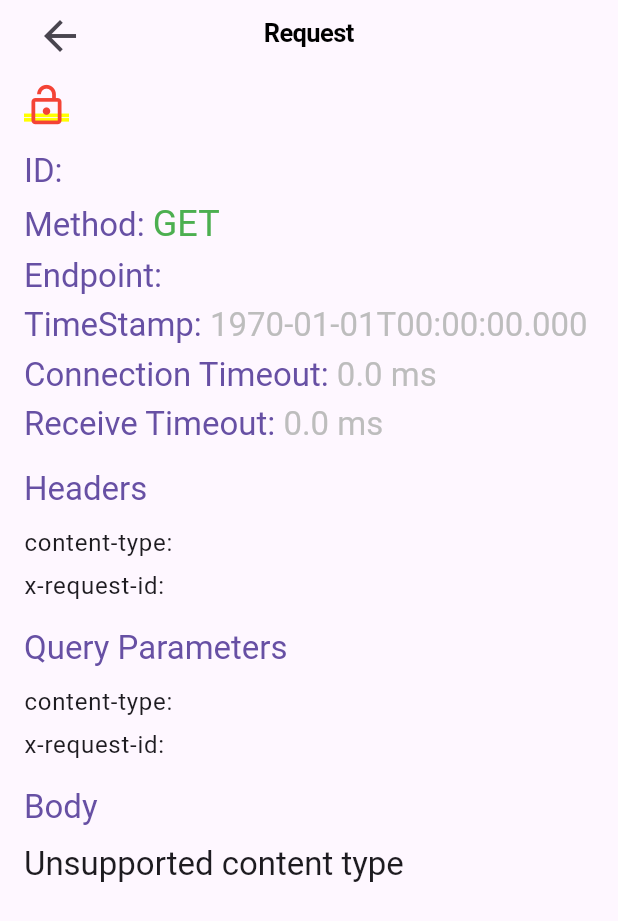
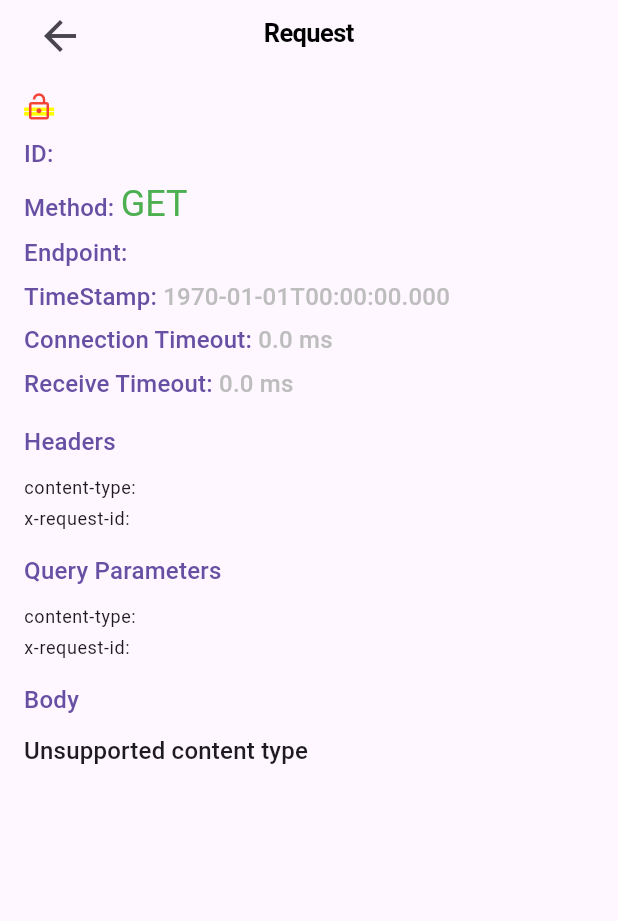
Before and after one commit to injil-kz/beacon, a Flutter app: the RequestView screen opened directly with empty values, on a phone screen of 412 x 824 dp. Shown: the top 921 px of the screen. Run offline on Flutter 3.47's test engine with Material 3 defaults, Android fonts, the phone set to English and light mode, and no system bars; our stand-ins replace auto_route, dio.

```diff
--- a/example/lib/UI/home_screen.dart
+++ b/example/lib/UI/home_screen.dart
@@ -34,7 +34,7 @@ class HomeScreen extends StatelessWidget {
               onPressed: () {
                 Navigator.of(context).push(
                   CupertinoPageRoute(
-                    builder: (_) => BeaconScreen(),
+                    builder: (_) => BeaconScreeen(),
                   ),
                 );
               },
--- a/packages/beacon/lib/beacon.dart
+++ b/packages/beacon/lib/beacon.dart
@@ -1,3 +1,4 @@
-export 'src/config/beacon_configuration.dart';
+export 'src/config/default_beacon_configuration.dart';
 export 'src/domain/models/index.dart';
+export 'src/domain/beacon_configuration.dart';
 export 'src/presentation/beacon_screen.dart';
--- a/packages/beacon/lib/src/config/beacon_configuration.dart
+++ b/packages/beacon/lib/src/config/default_beacon_configuration.dart
@@ -1,17 +1,18 @@
 import 'package:beacon/src/data/repository/in_memory_beacon_repository.dart';
+import 'package:beacon/src/domain/beacon_configuration.dart';
 import 'package:beacon/src/domain/repository/beacon_repository.dart';
 
 /// A configuration class that provides access to beacon-related data and operations.
-class BeaconConfiguration {
+class DefaultBeaconConfiguration extends BeaconConfiguration {
   /// A factory constructor that returns the singleton instance of the `BeaconConfiguration` class.
-  factory BeaconConfiguration() {
+  factory DefaultBeaconConfiguration() {
     return _instance;
   }
-  BeaconConfiguration._privateConstructor({
+  DefaultBeaconConfiguration._privateConstructor({
     required this.repo,
   });
 
-  static final BeaconConfiguration _instance = BeaconConfiguration._privateConstructor(
+  static final DefaultBeaconConfiguration _instance = DefaultBeaconConfiguration._privateConstructor(
     repo: InMemoryBeaconRepository(),
   );
 
--- /dev/null
+++ b/packages/beacon/lib/src/domain/beacon_configuration.dart
@@ -0,0 +1,31 @@
+import 'package:beacon/beacon.dart';
+import 'package:beacon/src/domain/repository/beacon_repository.dart';
+import 'package:beacon/src/presentation/beacon_screen.dart';
+import 'package:flutter/cupertino.dart';
+
+abstract class BeaconConfiguration {
+  BeaconRepository get repo;
+
+  PageRoute<void> get beaconRoute => CupertinoPageRoute<void>(
+        builder: (context) => BeaconScreeen(),
+      );
+}
+
+class BeaconConfigurationProvider extends InheritedWidget {
+  final BeaconConfiguration configuration;
+
+  const BeaconConfigurationProvider({
+    Key? key,
+    required this.configuration,
+    required Widget child,
+  }) : super(key: key, child: child);
+
+  static BeaconConfigurationProvider? of(BuildContext context) {
+    return context.dependOnInheritedWidgetOfExactType<BeaconConfigurationProvider>();
+  }
+
+  @override
+  bool updateShouldNotify(BeaconConfigurationProvider oldWidget) {
+    return configuration != oldWidget.configuration;
+  }
+}
--- a/packages/beacon/lib/src/domain/repository/beacon_repository.dart
+++ b/packages/beacon/lib/src/domain/repository/beacon_repository.dart
@@ -1,3 +1,5 @@
+import 'dart:async';
+
 import 'package:beacon/src/domain/models/http_call.dart';
 import 'package:beacon/src/domain/models/impl/http_error.dart';
 import 'package:beacon/src/domain/models/impl/http_request.dart';
@@ -32,4 +34,8 @@ abstract class BeaconRepository {
   ///
   /// Returns a [Future] that completes with a list of [BeaconHttpCall] objects.
   Future<List<BeaconHttpCall>> getHttpCalls();
+
+  Stream<List<BeaconHttpCall>> get httpCalls;
+
+  Future<void> close();
 }
--- a/packages/beacon/lib/src/presentation/widgets/body_display_widget.dart
+++ b/packages/beacon/lib/src/presentation/widgets/body_display_widget.dart
@@ -22,7 +22,7 @@ class BodyDisplayWidget extends StatelessWidget {
   @override
   Widget build(BuildContext context) {
     final textTheme = Theme.of(context).textTheme;
-    final textStyle = textTheme.titleLarge;
+    final textStyle = textTheme.titleMedium;
 
     if (body == null) {
       return Text(
--- a/packages/beacon/lib/src/presentation/widgets/http_call_widget.dart
+++ b/packages/beacon/lib/src/presentation/widgets/http_call_widget.dart
@@ -36,8 +36,9 @@ class HttpCallWidget extends StatelessWidget {
                 color: httpCall.request.method.color,
               ),
             ),
+            WidgetSpan(child: SizedBox(width: 5)),
             TextSpan(
-              text: '  ${uri.path}',
+              text: uri.path,
               style: textTheme.bodyMedium,
             ),
           ],
--- a/packages/beacon/lib/src/presentation/widgets/json_describe_widget.dart
+++ b/packages/beacon/lib/src/presentation/widgets/json_describe_widget.dart
@@ -12,7 +12,7 @@ class JsonDescribeWidget extends StatelessWidget {
 
   @override
   Widget build(BuildContext context) {
-    final textStyle = Theme.of(context).textTheme.bodyLarge;
+    final textStyle = Theme.of(context).textTheme.bodySmall;
     return Material(
       child: InkWell(
         onLongPress: () async {
--- a/packages/beacon/lib/src/presentation/widgets/request_view.dart
+++ b/packages/beacon/lib/src/presentation/widgets/request_view.dart
@@ -14,10 +14,10 @@ class RequestView extends StatelessWidget {
   Widget build(BuildContext context) {
     final textTheme = Theme.of(context).textTheme;
     final uri = Uri.parse(httpCall.request.path);
-    final titleStyle = textTheme.titleLarge?.copyWith(
+    final titleStyle = textTheme.titleMedium?.copyWith(
       color: Theme.of(context).colorScheme.primary,
     );
-    final valueStyle = textTheme.titleLarge?.copyWith(
+    final valueStyle = textTheme.titleMedium?.copyWith(
       color: Colors.grey[400],
     );
     return CupertinoPageScaffold(
@@ -43,7 +43,7 @@ class RequestView extends StatelessWidget {
                           child: Icon(
                             Icons.lock_outline,
                             color: 200.color,
-                            size: 30,
+                            size: 20,
                           ),
                         )
                       else
@@ -51,19 +51,19 @@ class RequestView extends StatelessWidget {
                           child: Icon(
                             Icons.lock_open_outlined,
                             color: 500.color,
-                            size: 30,
+                            size: 20,
                           ),
                         ),
                       TextSpan(
                         text: ' ${uri.host}',
-                        style: textTheme.titleLarge?.copyWith(
+                        style: textTheme.titleMedium?.copyWith(
                           color: Colors.grey[400],
                         ),
                       ),
                     ],
                   ),
                 ),
-                const SizedBox(height: 15),
+                const SizedBox(height: 10),
                 Text.rich(
                   TextSpan(
                     children: [
```
Also changed, not shown: example/lib/main.dart (+7 -4 lines), example/lib/service/rest_service.dart (+11 -1 lines), packages/beacon/lib/src/data/repository/in_memory_beacon_repository.dart (+23 -0 lines), packages/beacon/lib/src/presentation/beacon_screen.dart (+77 -47 lines), packages/beacon/lib/src/presentation/widgets/cookie_view.dart (+5 -5 lines), packages/beacon/lib/src/presentation/widgets/logo.dart (+67 -0 lines), packages/beacon/lib/src/presentation/widgets/response_view.dart (+5 -5 lines).
